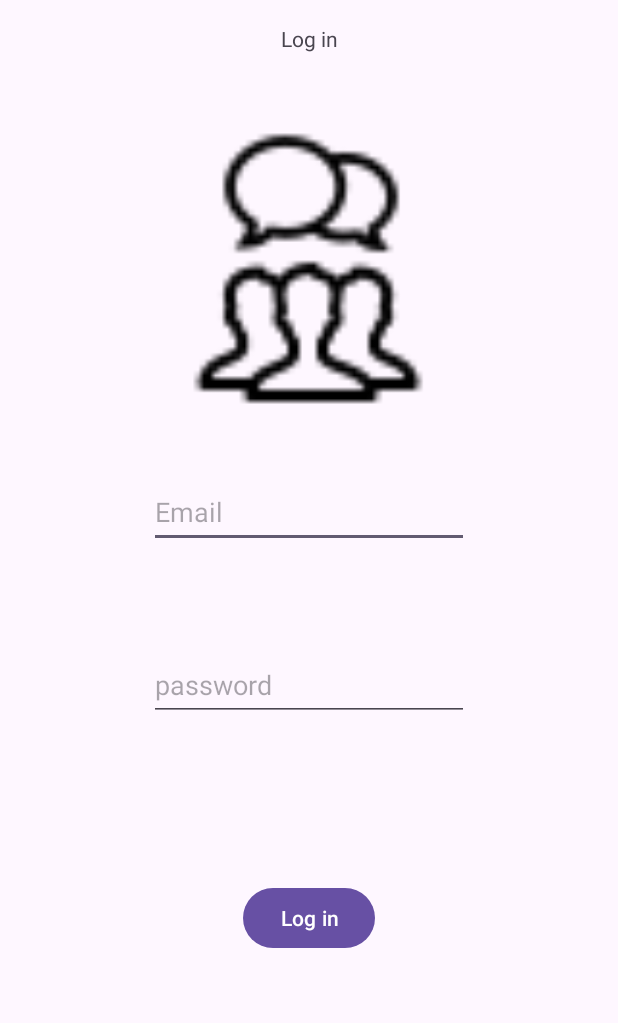
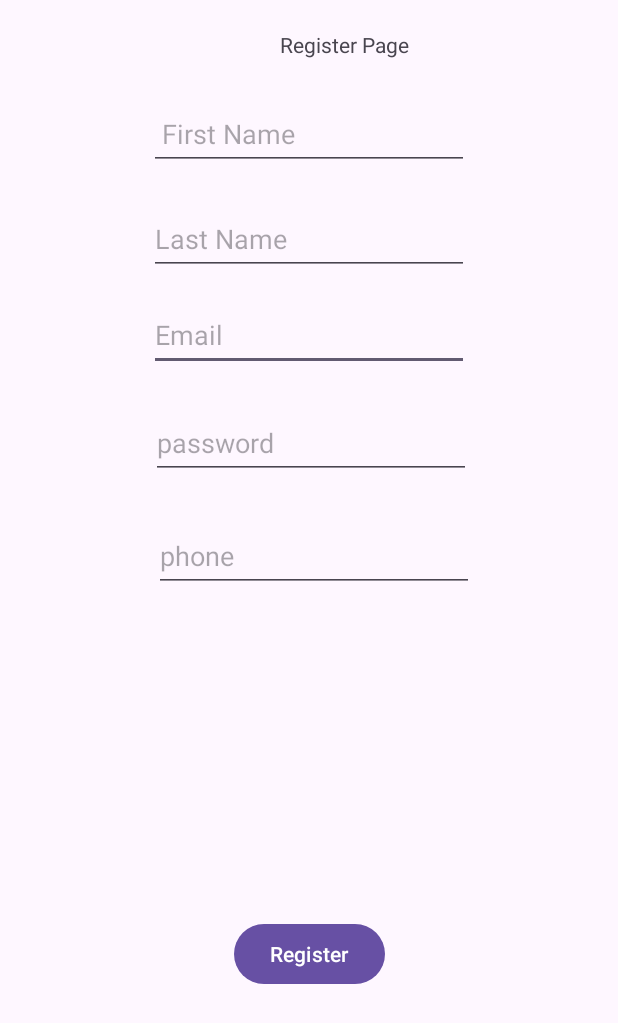
Before and after one commit to Shad0w48/Forums, an Android app: the screen it shows after launch (LogInPage before the commit, RegisterActivity after it), after a tap on "sign up", on a phone screen of 412 x 824 dp. Shown: the top 1023 px of the screen. Run offline under Robolectric (Android 15) with nearby library versions, the phone set to English and light mode, and no system bars; our stand-ins replace Firebase (no records; nobody signed in at launch, a user with empty details on screens opened directly).

```diff
--- a/app/src/main/AndroidManifest.xml
+++ b/app/src/main/AndroidManifest.xml
@@ -11,6 +11,9 @@
         android:roundIcon="@mipmap/icon"
         android:supportsRtl="true"
         android:theme="@style/Theme.Forums">
+        <activity
+            android:name=".AdminActivity"
+            android:exported="false" />
         <activity
             android:name=".RegisterActivity"
             android:exported="false" />
--- /dev/null
+++ b/app/src/main/java/com/ilya/forums/RegisterActivity.java
@@ -0,0 +1,153 @@
+package com.ilya.forums;
+
+import android.content.Context;
+import android.content.Intent;
+import android.content.SharedPreferences;
+import android.os.Bundle;
+import android.util.Log;
+import android.view.View;
+import android.widget.Button;
+import android.widget.EditText;
+import android.widget.Toast;
+
+import androidx.activity.EdgeToEdge;
+import androidx.appcompat.app.AppCompatActivity;
+import androidx.core.graphics.Insets;
+import androidx.core.view.ViewCompat;
+import androidx.core.view.WindowInsetsCompat;
+
+import com.google.firebase.auth.FirebaseAuth;
+import com.ilya.forums.model.User;
+import com.ilya.forums.services.DatabaseService;
+
+public class RegisterActivity extends AppCompatActivity implements View.OnClickListener {
+
+    private static final String TAG = "Register";
+    EditText etFname, etLname, etMail, etPhone, etPassword;
+    String fName, lName, email, phone, password;
+    Button btnSubmit;
+    private DatabaseService databaseService;
+    private FirebaseAuth mAuth;
+    public static final String MyPreferences="MyPrefs";
+    SharedPreferences sharedPreferences;
+
+    @Override
+    protected void onCreate(Bundle savedInstanceState) {
+        super.onCreate(savedInstanceState);
+        EdgeToEdge.enable(this);
+        setContentView(R.layout.activity_register);
+        ViewCompat.setOnApplyWindowInsetsListener(findViewById(R.id.main), (v, insets) -> {
+            Insets systemBars = insets.getInsets(WindowInsetsCompat.Type.systemBars());
+            v.setPadding(systemBars.left, systemBars.top, systemBars.right, systemBars.bottom);
+            return insets;
+        });
+
+        sharedPreferences=getSharedPreferences(MyPreferences, Context.MODE_PRIVATE);
+
+        databaseService=DatabaseService.getInstance();
+        mAuth = FirebaseAuth.getInstance();
+        etFname = findViewById(R.id.etFNameRegister);
+        etLname = findViewById(R.id.etLNameRegister);
+        etMail = findViewById(R.id.etEmailRegister);
+        etPhone = findViewById(R.id.etPhoneRegister);
+        etPassword = findViewById(R.id.etPasswordRegister);
+        btnSubmit = findViewById(R.id.btnRegister);
+        btnSubmit.setOnClickListener(this);
+
+    }
+
+    @Override
+    public void onClick(View v) {
+        if (v.getId() == btnSubmit.getId()) {
+            Log.d(TAG, "onClick: Register button clicked");
+
+            /// get the input from the user
+            fName = etFname.getText().toString();
+            lName = etLname.getText().toString();
+            email = etMail.getText().toString();
+            phone = etPhone.getText().toString();
+            password = etPassword.getText().toString();
+
+
+            /// Validate input
+            Log.d(TAG, "onClick: Registering user...");
+
+            /// Register user
+            registerUser(fName, lName, phone, email, password);
+        }
+    }
+
+    /// Register the user
+    private void registerUser(String fname, String lname, String phone, String email, String password) {
+        Log.d(TAG, "registerUser: Registering user...");
+
+        databaseService.checkIfEmailExists(email, new DatabaseService.DatabaseCallback<>() {
+            @Override
+            public void onCompleted(Boolean exists) {
+                if (exists) {
+                    Log.e(TAG, "onCompleted: Email already exists");
+                    /// show error message to user
+                    Toast.makeText(RegisterActivity.this, "Email already exists", Toast.LENGTH_SHORT).show();
+                } else {
+                    mAuth.createUserWithEmailAndPassword(email, password)
+                            .addOnCompleteListener(authTask -> {
+
+                                if (!authTask.isSuccessful()) {
+                                    Toast.makeText(RegisterActivity.this, "Authentication failed", Toast.LENGTH_SHORT).show();
+                                    return;
+                                }
+
+                                String uid = FirebaseAuth.getInstance().getCurrentUser().getUid();
+
+                                User user = new User(uid, fname, lname, email, phone, password, null);
+
+                                createUserInDatabase(user);
+
+                            });
+                }
+            }
+            @Override
+            public void onFailed(Exception e) {
+                Log.e(TAG, "onFailed: Failed to check if email exists", e);
+                /// show error message to user
+                Toast.makeText(RegisterActivity.this, "Failed to register user", Toast.LENGTH_SHORT).show();
+            }
+        });
+    }
+
+    private void createUserInDatabase(User user) {
+        databaseService.createNewUser(user, new DatabaseService.DatabaseCallback<Void>() {
+            @Override
+            public void onCompleted(Void object) {
+                Log.d(TAG, "createUserInDatabase: User created successfully");
+                /// save the user to shared preferences
+
+                Log.d(TAG, "createUserInDatabase: Redirecting to MainActivity");
+                /// Redirect to MainActivity and clear back stack to prevent user from going back to register screen
+
+                SharedPreferences.Editor editor = sharedPreferences.edit();
+
+                editor.putString("email", email);
+                editor.putString("password", password);
+
+                editor.commit();
+
+                Intent intent = new Intent(RegisterActivity.this, MainActivity.class);
+                /// clear the back stack (clear history) and start the MainActivity
+                intent.setFlags(Intent.FLAG_ACTIVITY_NEW_TASK | Intent.FLAG_ACTIVITY_CLEAR_TASK);
+                startActivity(intent);
+            }
+
+            @Override
+            public void onFailed(Exception e) {
+                Log.e(TAG, "createUserInDatabase: Failed to create user", e);
+                /// show error message to user
+                Toast.makeText(RegisterActivity.this, "Failed to register user", Toast.LENGTH_SHORT).show();
+                /// sign out the user if failed to register
+
+            }
+        });
+    }
+
+
+}
--- a/app/src/main/res/layout/activity_creds.xml
+++ b/app/src/main/res/layout/activity_creds.xml
@@ -12,7 +12,7 @@
         android:layout_width="wrap_content"
         android:layout_height="wrap_content"
         android:layout_marginTop="252dp"
-        android:text="עמית שטרית המלך של העיצובים תודה רבה עמית על עיצוב בלתי נשכח ימלך"
+        android:text="odot"
         app:layout_constraintStart_toStartOf="parent"
         app:layout_constraintTop_toTopOf="parent" />
 
--- /dev/null
+++ b/app/src/main/res/layout/activity_register.xml
@@ -0,0 +1,89 @@
+<?xml version="1.0" encoding="utf-8"?>
+<androidx.constraintlayout.widget.ConstraintLayout xmlns:android="http://schemas.android.com/apk/res/android"
+    xmlns:app="http://schemas.android.com/apk/res-auto"
+    xmlns:tools="http://schemas.android.com/tools"
+    android:id="@+id/main"
+    android:layout_width="match_parent"
+    android:layout_height="match_parent"
+    tools:context=".RegisterActivity">
+
+    <TextView
+        android:id="@+id/tvRegister"
+        android:layout_width="wrap_content"
+        android:layout_height="wrap_content"
+        android:layout_marginTop="20dp"
+        android:layout_marginEnd="40dp"
+        android:text="Register Page"
+        app:layout_constraintEnd_toEndOf="@+id/etFNameRegister"
+        app:layout_constraintTop_toTopOf="parent" />
+
+    <EditText
+        android:id="@+id/etEmailRegister"
+        android:layout_width="wrap_content"
+        android:layout_height="48dp"
+        android:layout_marginTop="16dp"
+        android:ems="10"
+        android:hint="Email"
+        android:inputType="textEmailAddress"
+        app:layout_constraintStart_toStartOf="@+id/etLNameRegister"
+        app:layout_constraintTop_toBottomOf="@+id/etLNameRegister" />
+
+    <EditText
+        android:id="@+id/etFNameRegister"
+        android:layout_width="wrap_content"
+        android:layout_height="48dp"
+        android:layout_marginTop="26dp"
+        android:ems="10"
+        android:hint=" First Name"
+        android:inputType="text"
+        app:layout_constraintEnd_toEndOf="parent"
+        app:layout_constraintStart_toStartOf="parent"
+        app:layout_constraintTop_toBottomOf="@+id/tvRegister" />
+
+    <EditText
+        android:id="@+id/etLNameRegister"
+        android:layout_width="wrap_content"
+        android:layout_height="48dp"
+        android:layout_marginTop="22dp"
+        android:ems="10"
+        android:hint="Last Name"
+        android:inputType="text"
+        app:layout_constraintStart_toStartOf="@+id/etFNameRegister"
+        app:layout_constraintTop_toBottomOf="@+id/etFNameRegister" />
+
+    <EditText
+        android:id="@+id/etPasswordRegister"
+        android:layout_width="wrap_content"
+        android:layout_height="48dp"
+        android:layout_marginStart="1dp"
+        android:layout_marginTop="24dp"
+        android:ems="10"
+        android:hint="password"
+        android:inputType="textPassword"
+        app:layout_constraintStart_toStartOf="@+id/etEmailRegister"
+        app:layout_constraintTop_toBottomOf="@+id/etEmailRegister" />
+
+
+    <EditText
+        android:id="@+id/etPhoneRegister"
+        android:layout_width="wrap_content"
+        android:layout_height="48dp"
+        android:layout_marginStart="2dp"
+        android:layout_marginTop="27dp"
+        android:ems="10"
+        android:hint="phone"
+        android:inputType="phone"
+        app:layout_constraintStart_toStartOf="@+id/etPasswordRegister"
+        app:layout_constraintTop_toBottomOf="@+id/etPasswordRegister" />
+
+    <Button
+        android:id="@+id/btnRegister"
+        android:layout_width="wrap_content"
+        android:layout_height="wrap_content"
+        android:layout_marginBottom="164dp"
+        android:text="Register"
+        app:layout_constraintBottom_toBottomOf="parent"
+        app:layout_constraintEnd_toEndOf="parent"
+        app:layout_constraintStart_toStartOf="parent" />
+
+</androidx.constraintlayout.widget.ConstraintLayout>
```
Also changed, not shown: app/src/main/java/com/ilya/forums/AdminActivity.java (added, +24 -0 lines), app/src/main/res/layout/activity_admin.xml (added, +35 -0 lines), app/src/main/res/layout/activity_splash.xml (+19 -9 lines).
